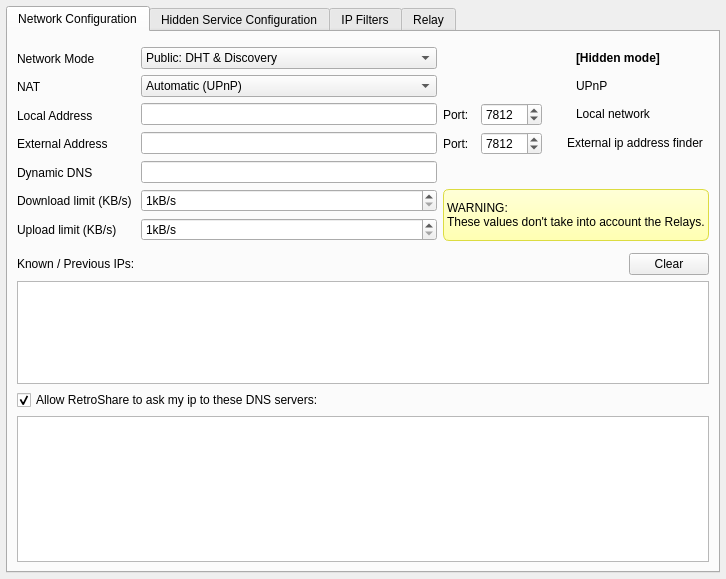
First picture: the form in retroshare-gui/src/gui/settings/ServerPage.ui, repository RetroShare/RetroShare, before the edit.
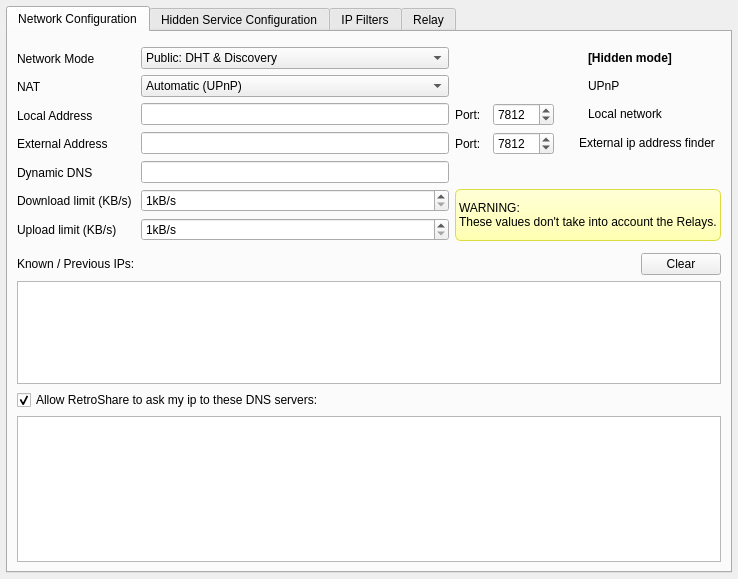
Second picture: the form after the edit. Icons and pictures are not drawn. Custom widgets are drawn as their Qt base class.

Commit message: added PGP-encryption to server communication to avoid data harvesting

The edit to the form file:
```diff
--- a/retroshare-gui/src/gui/settings/ServerPage.ui
+++ b/retroshare-gui/src/gui/settings/ServerPage.ui
@@ -6,7 +6,7 @@
    <rect>
     <x>0</x>
     <y>0</y>
-    <width>726</width>
+    <width>738</width>
     <height>579</height>
    </rect>
   </property>
```
The commit also changes 2 other files.
